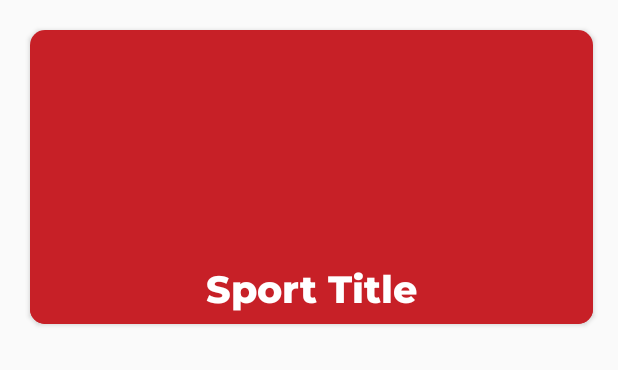
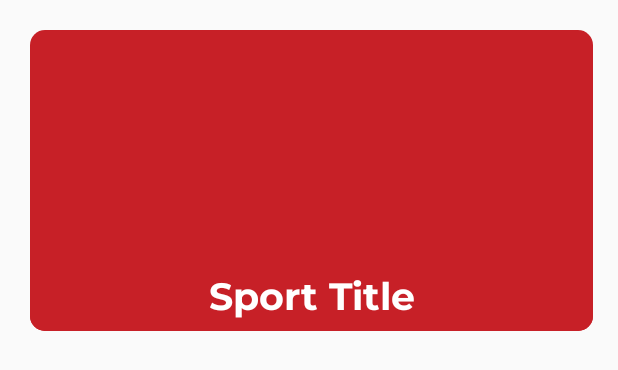
Before and after one commit to shstrophies/SHSTrophies, an Android app: the layout cardview_item_sport.xml on its own in the app's theme, with its tools: preview values and no code run, on a phone screen of 412 x 824 dp. Shown: the top 370 px of the screen. Run offline under Robolectric (Android 15) with nearby library versions, the phone set to English and light mode, and no system bars.

Commit message:
some more homepage ui tweaks

```diff
--- a/app/src/main/res/layout/cardview_item_sport.xml
+++ b/app/src/main/res/layout/cardview_item_sport.xml
@@ -15,7 +15,6 @@
 
 
     <LinearLayout
-        android:id="@+id/padding"
         android:layout_width="375dp"
         android:layout_height="match_parent"
         android:background="#C72027"
@@ -26,7 +25,7 @@
             android:id="@+id/my_image_view"
             android:layout_width="343dp"
             android:layout_height="139dp"
-            android:layout_marginTop="15dp"
+            android:layout_marginTop="20dp"
             android:scaleType="centerCrop" />
 
         <TextView
@@ -35,7 +34,7 @@
             android:layout_width="403dp"
             android:layout_height="wrap_content"
             android:background="#C72027"
-            android:fontFamily="@font/montserrat_extrabold"
+            android:fontFamily="@font/montserrat_bold"
             android:gravity="center_horizontal"
             android:paddingTop="2dp"
             android:paddingBottom="2dp"
```
